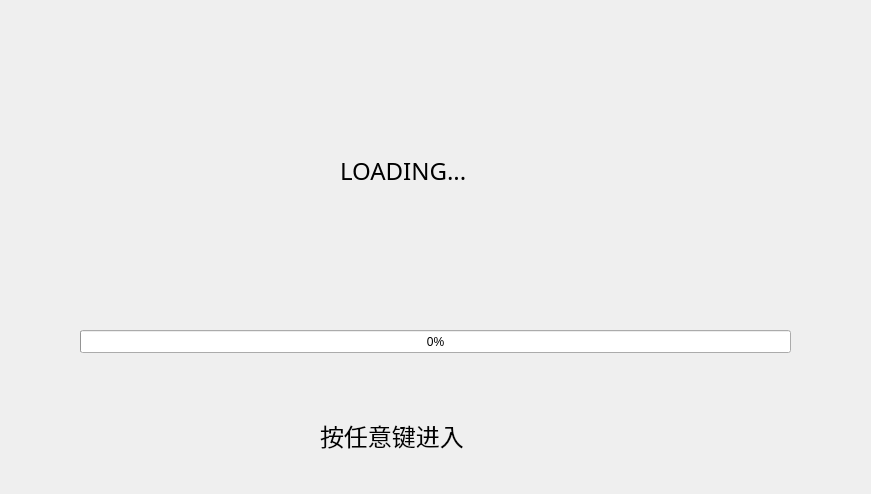
Above: Loading.ui from Tang1705/Happy-Reconstruction before the change. Below: the same form after it.
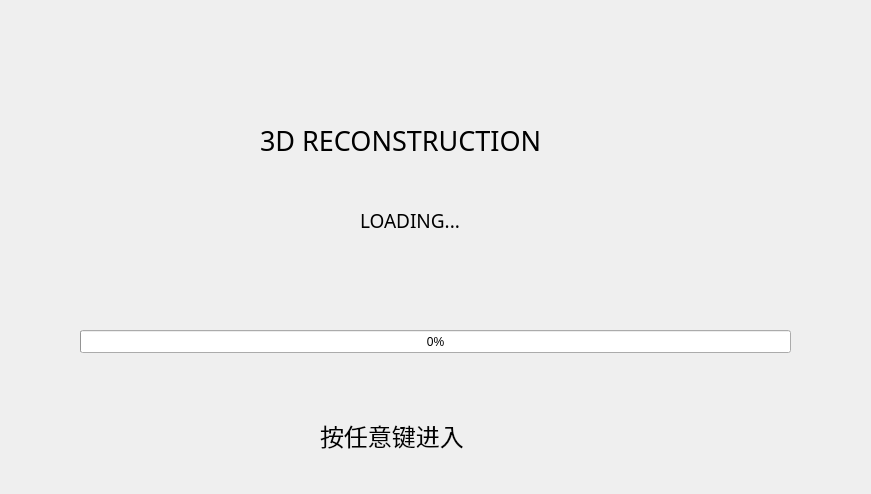
That is the form after the change.

Commit message: ui 0.3 添加图案投影拍照后展示照片的界面 DisplayPic

What changed in the file:
```diff
--- a/Loading.ui
+++ b/Loading.ui
@@ -16,8 +16,8 @@
   <widget class="QLabel" name="label">
    <property name="geometry">
     <rect>
-     <x>340</x>
-     <y>150</y>
+     <x>360</x>
+     <y>200</y>
      <width>151</width>
      <height>41</height>
     </rect>
@@ -25,7 +25,7 @@
    <property name="font">
     <font>
      <family>Adobe Devanagari</family>
-     <pointsize>18</pointsize>
+     <pointsize>14</pointsize>
     </font>
    </property>
    <property name="text">
@@ -64,6 +64,25 @@
     <string>按任意键进入</string>
    </property>
   </widget>
+  <widget class="QLabel" name="label_3">
+   <property name="geometry">
+    <rect>
+     <x>260</x>
+     <y>120</y>
+     <width>321</width>
+     <height>41</height>
+    </rect>
+   </property>
+   <property name="font">
+    <font>
+     <family>Adobe Devanagari</family>
+     <pointsize>20</pointsize>
+    </font>
+   </property>
+   <property name="text">
+    <string>3D RECONSTRUCTION</string>
+   </property>
+  </widget>
  </widget>
  <layoutdefault spacing="6" margin="11"/>
  <resources/>
```
The commit also changes 6 other files.
